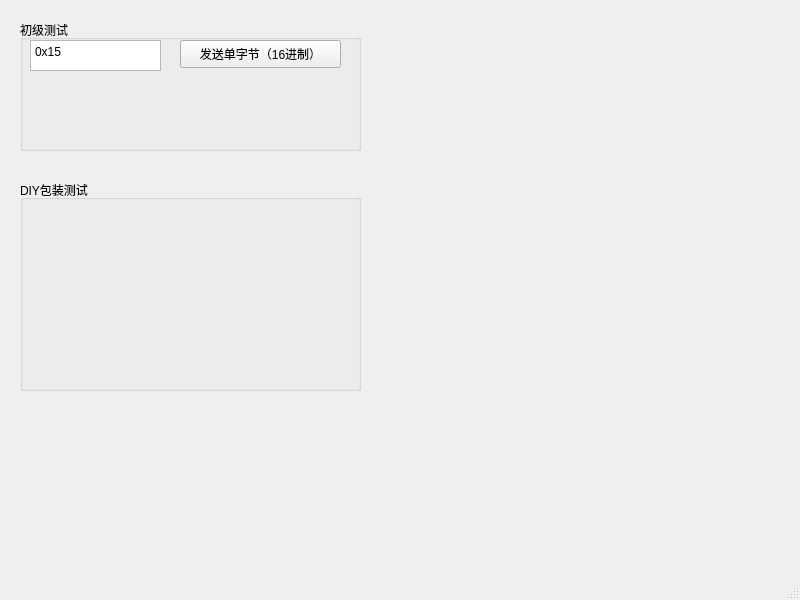
First picture: the form in debugwindow.ui, repository WyatPku/UARTNFC, before the edit.
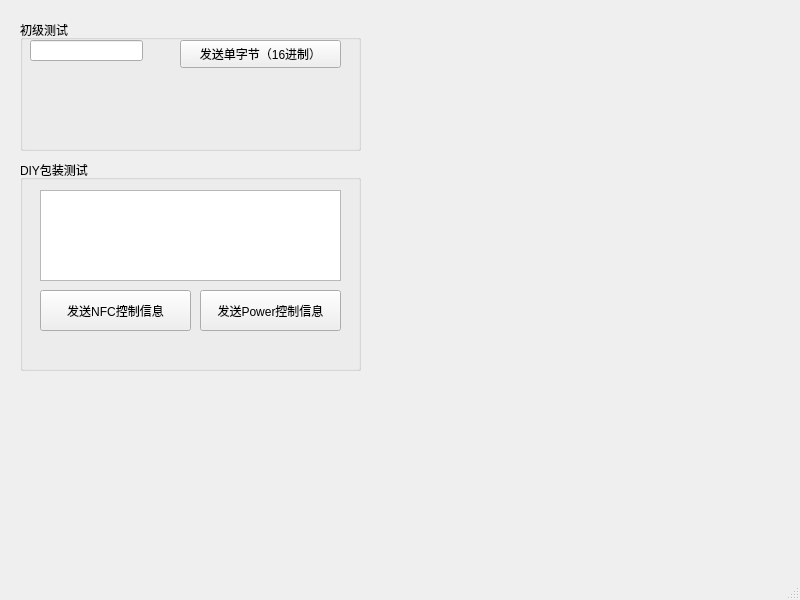
Second picture: the form after the edit.

Commit message:
实现了自定义数据类型的发送和接收
下一步是移植到C51上，再下一步就是做到FPGA上了！离成功不远了哦~~

```diff
--- a/debugwindow.ui
+++ b/debugwindow.ui
@@ -39,25 +39,22 @@
       <string>发送单字节（16进制）</string>
      </property>
     </widget>
-    <widget class="QPlainTextEdit" name="plainTextEdit_singleHexByte">
+    <widget class="QLineEdit" name="lineEdit_singleHexByte">
      <property name="geometry">
       <rect>
        <x>10</x>
        <y>20</y>
-       <width>131</width>
-       <height>31</height>
+       <width>113</width>
+       <height>21</height>
       </rect>
      </property>
-     <property name="plainText">
-      <string>0x15</string>
-     </property>
     </widget>
    </widget>
    <widget class="QGroupBox" name="groupBox_2">
     <property name="geometry">
      <rect>
       <x>20</x>
-      <y>180</y>
+      <y>160</y>
       <width>341</width>
       <height>211</height>
      </rect>
@@ -65,6 +62,42 @@
     <property name="title">
      <string>DIY包装测试</string>
     </property>
+    <widget class="QPlainTextEdit" name="plainTextEdit_diyPackTest">
+     <property name="geometry">
+      <rect>
+       <x>20</x>
+       <y>30</y>
+       <width>301</width>
+       <height>91</height>
+      </rect>
+     </property>
+    </widget>
+    <widget class="QPushButton" name="pushButton_sendNFCmessage">
+     <property name="geometry">
+      <rect>
+       <x>20</x>
+       <y>130</y>
+       <width>151</width>
+       <height>41</height>
+      </rect>
+     </property>
+     <property name="text">
+      <string>发送NFC控制信息</string>
+     </property>
+    </widget>
+    <widget class="QPushButton" name="pushButton_sendPowermessage">
+     <property name="geometry">
+      <rect>
+       <x>180</x>
+       <y>130</y>
+       <width>141</width>
+       <height>41</height>
+      </rect>
+     </property>
+     <property name="text">
+      <string>发送Power控制信息</string>
+     </property>
+    </widget>
    </widget>
   </widget>
   <widget class="QMenuBar" name="menubar">
```
The commit also changes 11 other files.
